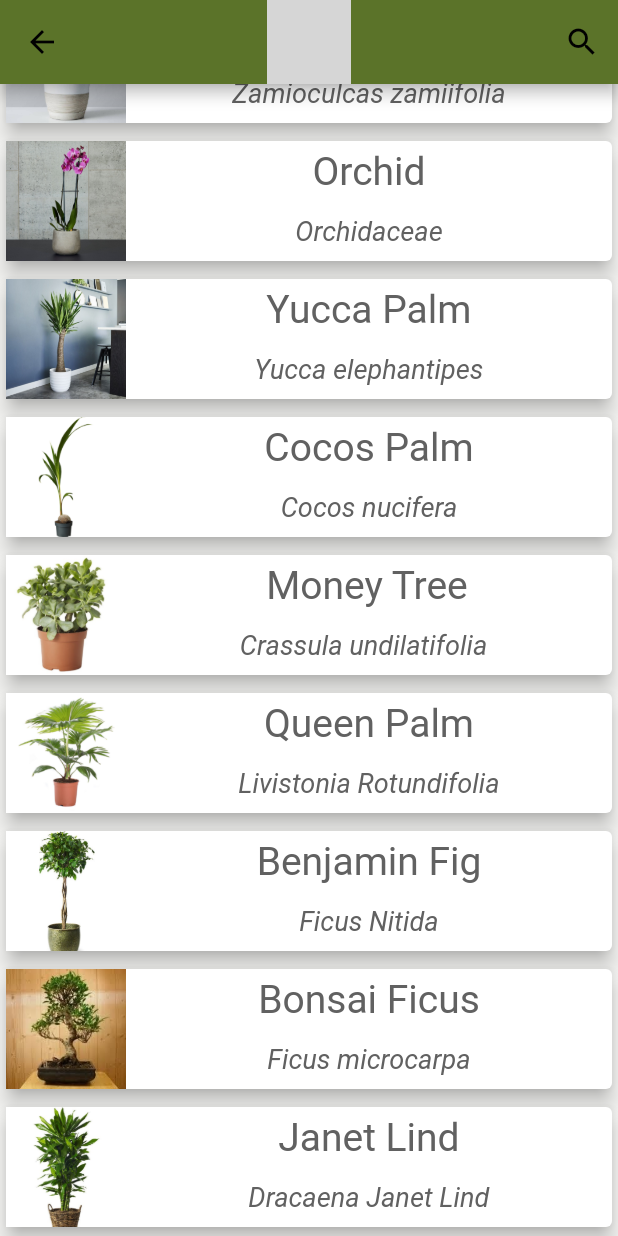
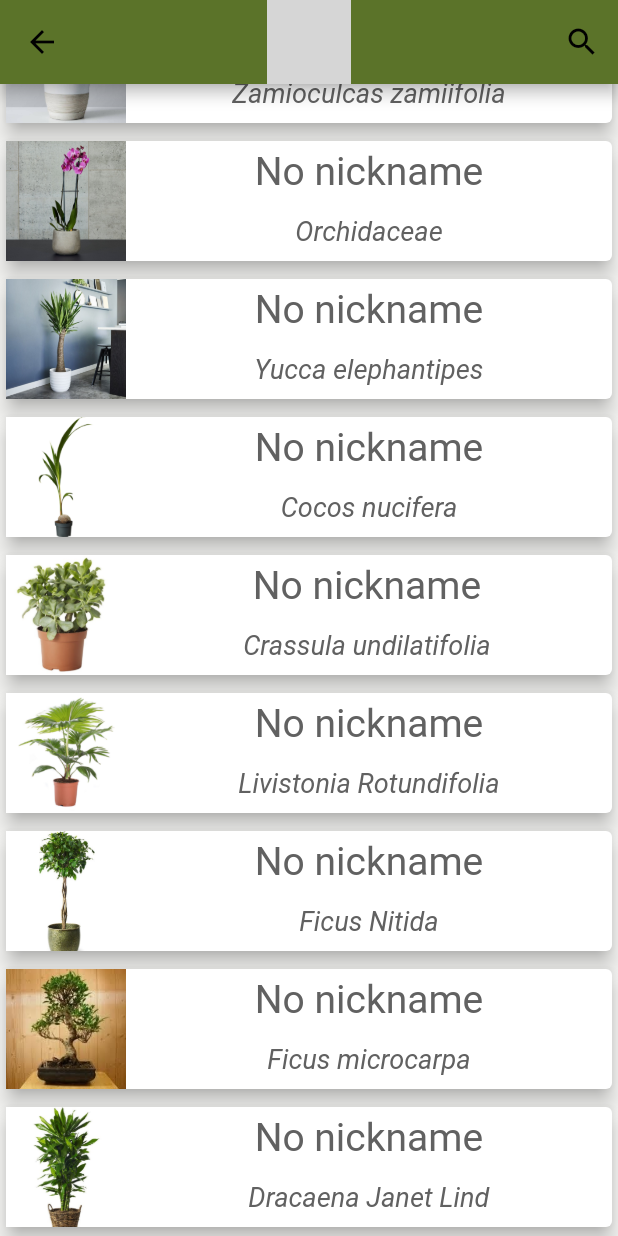
Before and after one commit to nip009/water_plant, a Flutter app: the SearchPlantInfoScreen screen opened directly with empty values, scrolled down 152 dp, on a phone screen of 412 x 824 dp. Run offline on Flutter 3.47's test engine with Material 2 defaults, Android fonts, the phone set to English and light mode, and no system bars; our stand-ins replace country_code_picker; missing offline and left inert: custom_navigator; grey boxes are pictures that could not be loaded.

Commit message:
Make type for plant

```diff
--- a/lib/constants.dart
+++ b/lib/constants.dart
@@ -49,72 +49,6 @@ const String PLANT_YUCCA_PALM = 'assets/plants/plant_yucca_palm.jpg';
 
 const String PLANT_JANET_LIND = 'assets/plants/plant_janet_lind.jpg';
 
-/// List over all the plants that the app should know about.
-/// Can search through these to find information about them.
-/// In the future this would be fetched from a database.
-final List<Plant> ALL_PLANTS = [
-  Plant(
-    0,
-    name: 'Chinese Evergreen',
-    latinName: 'Aglaonema',
-    imageName: PLANT_CHINESE_EVERGREEN,
-  ),
-  Plant(
-    0,
-    name: 'Emerald palm',
-    latinName: 'Zamioculcas zamiifolia',
-    imageName: PLANT_EMERALD_PALM,
-  ),
-  Plant(
-    0,
-    name: 'Orchid',
-    latinName: 'Orchidaceae',
-    imageName: PLANT_ORCHID,
-  ),
-  Plant(
-    0,
-    name: 'Yucca Palm',
-    latinName: 'Yucca elephantipes',
-    imageName: PLANT_YUCCA_PALM,
-  ),
-  Plant(
-    0,
-    name: 'Cocos Palm',
-    latinName: 'Cocos nucifera',
-    imageName: PLANT_COCOS_PALM,
-  ),
-  Plant(
-    0,
-    name: 'Money Tree',
-    latinName: 'Crassula undilatifolia ',
-    imageName: PLANT_MONEY_TREE,
-  ),
-  Plant(
-    0,
-    name: 'Queen Palm',
-    latinName: 'Livistonia Rotundifolia',
-    imageName: PLANT_QUEEN_PALM,
-  ),
-  Plant(
-    0,
-    name: 'Benjamin Fig',
-    latinName: 'Ficus Nitida',
-    imageName: PLANT_BENJAMIN_FIG,
-  ),
-  Plant(
-    0,
-    name: 'Bonsai Ficus',
-    latinName: 'Ficus microcarpa',
-    imageName: PLANT_BONSAI_FICUS,
-  ),
-  Plant(
-    0,
-    name: 'Janet Lind',
-    latinName: 'Dracaena Janet Lind',
-    imageName: PLANT_JANET_LIND,
-  ),
-];
-
 /// A map of information about each plant
 final List<Map<String, dynamic>> ALL_PLANTS_INFORMATION = [
   {
--- a/lib/main.dart
+++ b/lib/main.dart
@@ -6,8 +6,6 @@ import 'package:water_plant/constants.dart' as Constants;
 void main() => runApp(PlantWateringApp());
 
 class PlantWateringApp extends StatelessWidget {
-  final List<WaterTankDevice> waterTanks = [];
-
   @override
   Widget build(BuildContext context) {
     return MaterialApp(
@@ -28,6 +26,6 @@ class PlantWateringApp extends StatelessWidget {
           ),
         ),
         debugShowCheckedModeBanner: false,
-        home: OverviewScreen(waterTanks));
+        home: OverviewScreen());
   }
 }
--- a/lib/objects/IPlantAndWaterTank.dart
+++ b/lib/objects/IPlantAndWaterTank.dart
@@ -2,5 +2,5 @@
 /// By using this interface, we can make sure that we can't put objects that
 /// don't have a name field into certain functions.
 class IPlantAndWaterTank {
-  String name;
+  String nickname;
 }
--- a/lib/objects/plant/plant.dart
+++ b/lib/objects/plant/plant.dart
@@ -3,19 +3,35 @@ import '../IPlantAndWaterTank.dart';
 
 class Plant implements IPlantAndWaterTank {
   int _hydration;
-  String name;
-  String latinName;
-  final String imageName;
+  String nickname;
+
   bool _automaticWatering;
   int _idealHydration;
 
-  Plant(this._hydration,
-      {@required this.imageName,
-      @required this.name,
-      @required this.latinName}) {
+  Map<String, dynamic> plantTypeInfo;
+
+  Plant(
+    this._hydration, {
+    @required this.plantTypeInfo,
+    this.nickname = 'No nickname',
+  }) {
+    assert(plantTypeInfo != null);
     assert(_hydration >= 0 && _hydration <= 100);
     _automaticWatering = false;
     _idealHydration = 40;
+  }
+
+  get plantTypeName {
+    return plantTypeInfo.values.elementAt(0);
+  }
+
+  get getPlantTypeLatinName {
+    return plantTypeInfo.values.elementAt(1);
+  }
+
+  get getPlantTypeImage {
+    assert(plantTypeInfo != null);
+    return plantTypeInfo.values.elementAt(2);
   }
 
   set automaticWatering(bool value) {
--- a/lib/objects/watertankdevice/water_tank_device.dart
+++ b/lib/objects/watertankdevice/water_tank_device.dart
@@ -5,12 +5,12 @@ import '../IPlantAndWaterTank.dart';
 /// This device can have up to four [Plant]s. It keeps track of the water level
 /// of the tank, as well as which plants belong to the device.
 class WaterTankDevice implements IPlantAndWaterTank {
-  String name;
+  String nickname;
   List<Plant> _plants;
   // How many percent water that is left in the tank.
   int waterLevel;
 
-  WaterTankDevice(this.name, {this.waterLevel = 60}) {
+  WaterTankDevice(this.nickname, {this.waterLevel = 60}) {
     this._plants = [];
   }
 
--- a/lib/src/components/change_name_alert_dialog.dart
+++ b/lib/src/components/change_name_alert_dialog.dart
@@ -33,13 +33,13 @@ Future editObjectName(
                   ),
                   decoration: const InputDecoration(),
                   onSaved: (String value) {
-                    object.name = value;
+                    object.nickname = value;
                     if (callback != null) {
                       callback();
                     }
                     Navigator.of(context).pop();
                   },
-                  initialValue: object.name,
+                  initialValue: object.nickname,
                   autofocus: true,
                 ),
               ),
--- a/lib/src/components/plant_info_card.dart
+++ b/lib/src/components/plant_info_card.dart
@@ -41,7 +41,7 @@ class CreatePlantInfoCard extends StatelessWidget {
             height: 80,
             child: Row(
               children: <Widget>[
-                Image.asset(plant.imageName),
+                Image.asset(plant.getPlantTypeImage),
                 Expanded(
                   child: Container(
                     child: Column(
@@ -51,7 +51,7 @@ class CreatePlantInfoCard extends StatelessWidget {
                             child: Align(
                               alignment: Alignment.center,
                               child: Text(
-                                plant.name,
+                                plant.nickname,
                                 overflow: TextOverflow.ellipsis,
                                 style: TextStyle(
                                     fontSize: 26, fontWeight: FontWeight.w400),
--- a/lib/src/screens/search_plant_info/search_plant_info.dart
+++ b/lib/src/screens/search_plant_info/search_plant_info.dart
@@ -15,6 +15,15 @@ class SearchPlantInfoScreen extends StatelessWidget {
 
   @override
   Widget build(BuildContext context) {
+    List<Plant> allPlantTypes = [];
+    var a = Constants.ALL_PLANTS_INFORMATION;
+    for (int i = 0; i < a.length; i++) {
+      var plantTypeInfo = a[i];
+      var name = plantTypeInfo.values.where((element) => element['name']);
+      Plant plant = Plant(0, plantTypeInfo: plantTypeInfo);
+      allPlantTypes.add(plant);
+    }
+
     return Scaffold(
       appBar: AppBar(
         title: ClipRRect(
@@ -32,7 +41,7 @@ class SearchPlantInfoScreen extends StatelessWidget {
             onPressed: () {
               showSearch(
                 context: context,
-                delegate: CustomSearchDelegate(),
+                delegate: CustomSearchDelegate(allPlantTypes: allPlantTypes),
               );
             },
           ),
@@ -40,8 +49,7 @@ class SearchPlantInfoScreen extends StatelessWidget {
       ),
       body: ListView(
         children: <Widget>[
-          for (Plant plant in Constants.ALL_PLANTS)
-            createPlantCard(context, plant),
+          for (Plant plant in allPlantTypes) createPlantCard(context, plant),
         ],
       ),
     );
@@ -51,16 +59,19 @@ class SearchPlantInfoScreen extends StatelessWidget {
 class CustomSearchDelegate extends SearchDelegate {
   CustomSearchDelegate({
     String hintText,
+    this.allPlantTypes,
   }) : super(
           searchFieldLabel: hintText,
           keyboardType: TextInputType.text,
           textInputAction: TextInputAction.search,
         );
 
+  List<Plant> allPlantTypes;
+
   List<Plant> searchForPlants(String name) {
     List<Plant> found = [];
-    for (Plant plant in Constants.ALL_PLANTS) {
-      if (plant.name.toLowerCase().contains(name.toLowerCase())) {
+    for (Plant plant in allPlantTypes) {
+      if (plant.nickname.toLowerCase().contains(name.toLowerCase())) {
         found.add(plant);
       }
     }
@@ -97,7 +108,7 @@ class CustomSearchDelegate extends SearchDelegate {
   @override
   Widget buildSuggestions(BuildContext context) {
     if (this.query == '') {
-      return displayPlants(context, Constants.ALL_PLANTS);
+      return displayPlants(context, allPlantTypes);
     } else {
       List<Plant> foundPlants = searchForPlants(this.query);
       return displayPlants(context, foundPlants);
@@ -150,7 +161,7 @@ Widget createPlantCard(BuildContext context, Plant plant) {
           height: 80,
           child: Row(
             children: <Widget>[
-              Image.asset(plant.imageName),
+              Image.asset(plant.getPlantTypeImage),
               Expanded(
                 child: Container(
                   child: Column(
@@ -161,7 +172,7 @@ Widget createPlantCard(BuildContext context, Plant plant) {
                           child: Align(
                             alignment: Alignment.center,
                             child: Text(
-                              plant.name,
+                              plant.nickname,
                               overflow: TextOverflow.ellipsis,
                               style: TextStyle(
                                   fontSize: 26, fontWeight: FontWeight.w400),
@@ -173,7 +184,7 @@ Widget createPlantCard(BuildContext context, Plant plant) {
                         child: Container(
                           alignment: Alignment.center,
                           child: Text(
-                            '${plant.latinName}',
+                            '${plant.getPlantTypeLatinName}',
                             style: TextStyle(
                                 fontSize: 18, fontStyle: FontStyle.italic),
                           ),
--- a/lib/src/screens/tank_overview/components/edit_tank.dart
+++ b/lib/src/screens/tank_overview/components/edit_tank.dart
@@ -103,7 +103,8 @@ class _EditTankState extends State<EditTank> {
                   child: Form(
                     key: _formKey,
                     child: TextFormField(
-                      initialValue: widget.tank != null ? widget.tank.name : '',
+                      initialValue:
+                          widget.tank != null ? widget.tank.nickname : '',
                       maxLength: Constants.MAX_CHARS_DEVICE_NAME,
                       onSaved: (value) => widget.tankName = value,
                       validator: (value) =>
@@ -226,7 +227,7 @@ class _EditTankState extends State<EditTank> {
       //onSaved for the form is called and tank name is stored in  widget.tankName.
       _formKey.currentState.save();
       print(widget.tankName);
-      tank.name = widget.tankName;
+      tank.nickname = widget.tankName;
       widget.refreshState();
       Navigator.pop(context);
     }
--- a/lib/src/screens/tank_overview/tank_overview.dart
+++ b/lib/src/screens/tank_overview/tank_overview.dart
@@ -37,6 +37,7 @@ class _TankOverviewState extends State<TankOverview> {
 
   addNewPlant(Plant plant) {
     assert(plant != null);
+    assert(plant.plantTypeInfo != null);
     if (widget.tank.plants.length <
         Constants.ALLOWED_NUMBER_OF_PLANTS_IN_TANK) {
       widget.tank.plants.add(plant);
@@ -84,7 +85,7 @@ class _TankOverviewState extends State<TankOverview> {
                       tank: widget.tank,
                       removeTank: widget.removeTank,
                       showDeleteButton: true,
-                      tankName: widget.tank.name,
+                      tankName: widget.tank.nickname,
                       refreshState: refreshState,
                     ),
                   ));
@@ -139,7 +140,7 @@ class _TankOverviewState extends State<TankOverview> {
                     padding: EdgeInsets.fromLTRB(10, 30, 10, 10),
                     alignment: Alignment.center,
                     child: Text(
-                      '${widget.tank.name}',
+                      '${widget.tank.nickname}',
                       style: TextStyle(
                         fontSize: 30,
                       ),
```
Also changed, not shown: lib/src/screens/overview/components/overview_body.dart (+9 -3 lines), lib/src/screens/overview/overview.dart (+16 -10 lines), lib/src/screens/plant_actions/components/plant_actions_body.dart (+5 -4 lines), lib/src/screens/plant_information/plant_information.dart (+4 -4 lines), lib/src/screens/tank_overview/components/add_new_plant.dart (+12 -5 lines).
